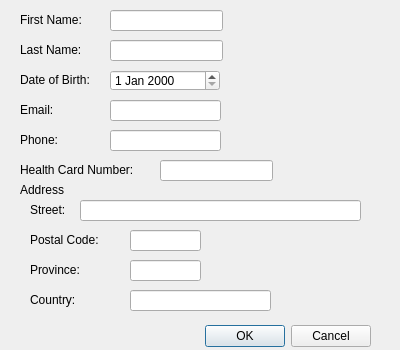
Above: qt-app/addpatientdialog.ui from CalThompson9/rheumAI before the change. Below: the same form after it.
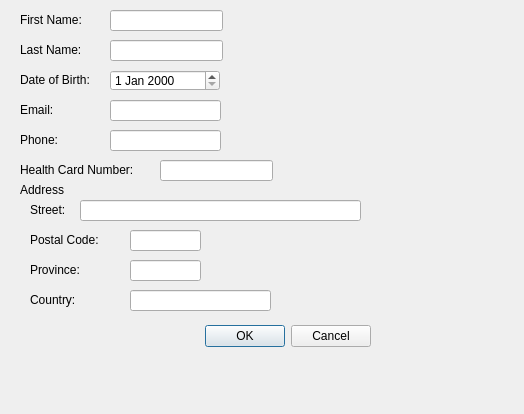
That is the form after the change.

Commit message: Did documentation had to run an errand will clean up UI later tn

Patch:
```diff
--- a/qt-app/addpatientdialog.ui
+++ b/qt-app/addpatientdialog.ui
@@ -6,8 +6,8 @@
    <rect>
     <x>0</x>
     <y>0</y>
-    <width>400</width>
-    <height>350</height>
+    <width>524</width>
+    <height>414</height>
    </rect>
   </property>
   <property name="windowTitle">
```
The commit also changes 3 other files.
